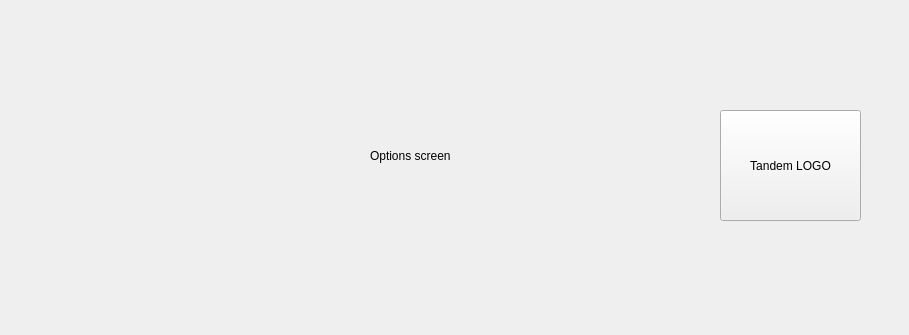
Above: optionsscreen.ui from yunusao/Tandem-t-slim-Insulin-Pump-Simulator before the change. Below: the same form after it.
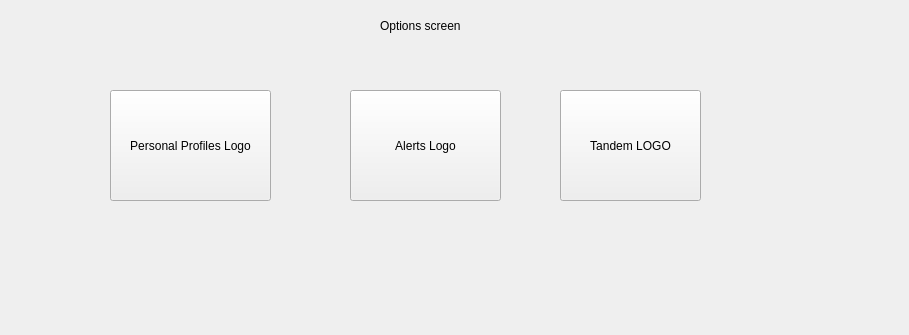
That is the form after the change.

```diff
--- a/optionsscreen.ui
+++ b/optionsscreen.ui
@@ -16,8 +16,8 @@
   <widget class="QLabel" name="label">
    <property name="geometry">
     <rect>
-     <x>370</x>
-     <y>140</y>
+     <x>380</x>
+     <y>10</y>
      <width>211</width>
      <height>31</height>
     </rect>
@@ -29,8 +29,8 @@
   <widget class="QPushButton" name="homeButton">
    <property name="geometry">
     <rect>
-     <x>720</x>
-     <y>110</y>
+     <x>560</x>
+     <y>90</y>
      <width>141</width>
      <height>111</height>
     </rect>
@@ -39,6 +39,32 @@
     <string>Tandem LOGO</string>
    </property>
   </widget>
+  <widget class="QPushButton" name="personalProfilesButton">
+   <property name="geometry">
+    <rect>
+     <x>110</x>
+     <y>90</y>
+     <width>161</width>
+     <height>111</height>
+    </rect>
+   </property>
+   <property name="text">
+    <string>Personal Profiles Logo</string>
+   </property>
+  </widget>
+  <widget class="QPushButton" name="pushButton">
+   <property name="geometry">
+    <rect>
+     <x>350</x>
+     <y>90</y>
+     <width>151</width>
+     <height>111</height>
+    </rect>
+   </property>
+   <property name="text">
+    <string>Alerts Logo</string>
+   </property>
+  </widget>
  </widget>
  <resources/>
  <connections/>
```
